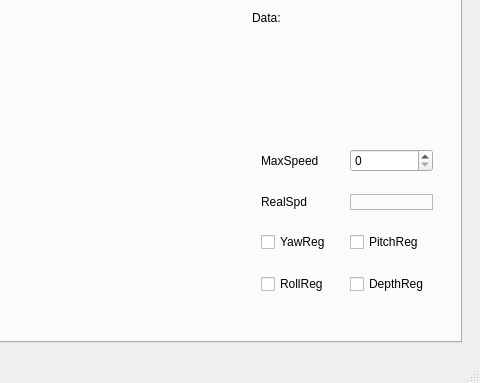
Qt form qt/cc/mainwindow.ui (AndrewGrishchenko/MATE2021) before a commit; both pictures show x 471 to 951 and y 294 to 677 of the 951 by 677 pixel window.
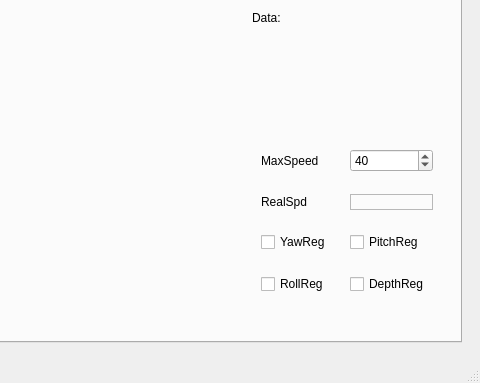
The same form after that commit. Custom widgets are drawn as their Qt base class.

Patch:
```diff
--- a/qt/cc/mainwindow.ui
+++ b/qt/cc/mainwindow.ui
@@ -174,7 +174,11 @@
                       </widget>
                      </item>
                      <item row="0" column="1">
-                      <widget class="QSpinBox" name="MaxSpeed_Value2"/>
+                      <widget class="QSpinBox" name="MaxSpeed_Value2">
+                       <property name="value">
+                        <number>40</number>
+                       </property>
+                      </widget>
                      </item>
                      <item row="0" column="0">
                       <widget class="QLabel" name="label_31">
```
Left out of the diff: 6 changed lines with no effect on the pictures.
